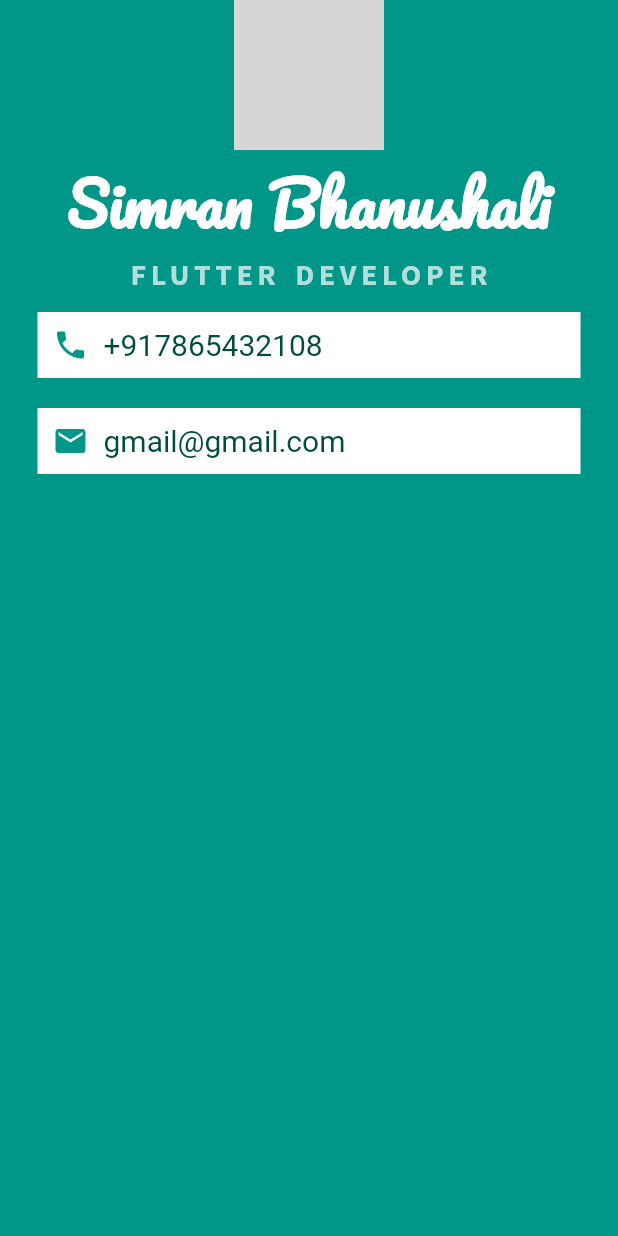
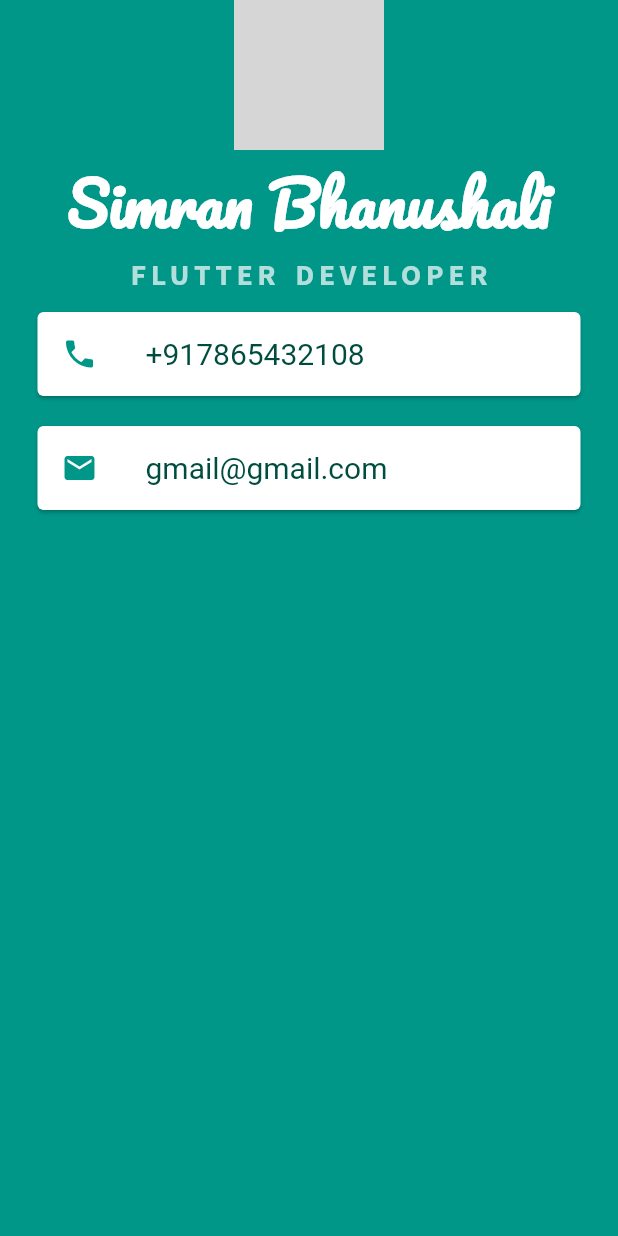
Before and after one commit to 1amSumit/mi-card-flutter, a Flutter app: the screen it shows after launch, on a phone screen of 412 x 824 dp. Run offline on Flutter 3.47's test engine with Material 2 defaults, Android fonts, the phone set to English and light mode, and no system bars; Roboto replaces fonts that are missing (Source Sans Pro, Source Sans pro); grey boxes are pictures that could not be loaded.

Commit message:
Card and list tile

```diff
--- a/lib/main.dart
+++ b/lib/main.dart
@@ -1,5 +1,3 @@
-import 'dart:math';
-
 import 'package:flutter/material.dart';
 
 void main() {
@@ -15,11 +13,11 @@ class MyApp extends StatelessWidget {
         body: SafeArea(
           child: Column(
             children: [
-              CircleAvatar(
+              const CircleAvatar(
                 radius: 50.0,
                 backgroundImage: AssetImage('images/avatar.jpg'),
               ),
-              Text(
+              const Text(
                 'Simran Bhanushali',
                 style: TextStyle(
                     fontFamily: 'Pacifico',
@@ -37,45 +35,35 @@ class MyApp extends StatelessWidget {
                     letterSpacing: 3.0,
                     wordSpacing: 3.0),
               ),
-              Container(
+              Card(
                 color: Colors.white,
-                margin: EdgeInsets.symmetric(vertical: 10, horizontal: 25),
-                padding: EdgeInsets.all(10),
-                child: Row(
-                  children: [
-                    Icon(Icons.phone, color: Colors.teal),
-                    SizedBox(
-                      width: 10,
-                    ),
-                    Text(
+                margin:
+                    const EdgeInsets.symmetric(vertical: 10, horizontal: 25),
+                child: ListTile(
+                  leading: const Icon(Icons.phone, color: Colors.teal),
+                  title: Text(
                     "+917865432108",
                     style: TextStyle(
                         color: Colors.teal.shade900,
                         fontFamily: 'Source Sans pro',
                         fontSize: 20),
-                    )
-                  ],
                   ),
                 ),
-              Container(
+              ),
+              Card(
                 color: Colors.white,
-                margin: EdgeInsets.symmetric(vertical: 10, horizontal: 25),
-                padding: EdgeInsets.all(10),
-                child: Row(
-                  children: [
-                    Icon(Icons.email, color: Colors.teal),
-                    SizedBox(
-                      width: 10,
-                    ),
-                    Text(
+                margin:
+                    const EdgeInsets.symmetric(vertical: 10, horizontal: 25),
+                child: ListTile(
+                  leading: const Icon(Icons.email, color: Colors.teal),
+                  title: Text(
                     "gmail@gmail.com",
                     style: TextStyle(
                       color: Colors.teal.shade900,
                       fontFamily: 'Source Sans Pro',
                       fontSize: 20,
                     ),
-                    )
-                  ],
+                  ),
                 ),
               ),
             ],
```
Lines whose indentation alone changed are shown as unchanged.
